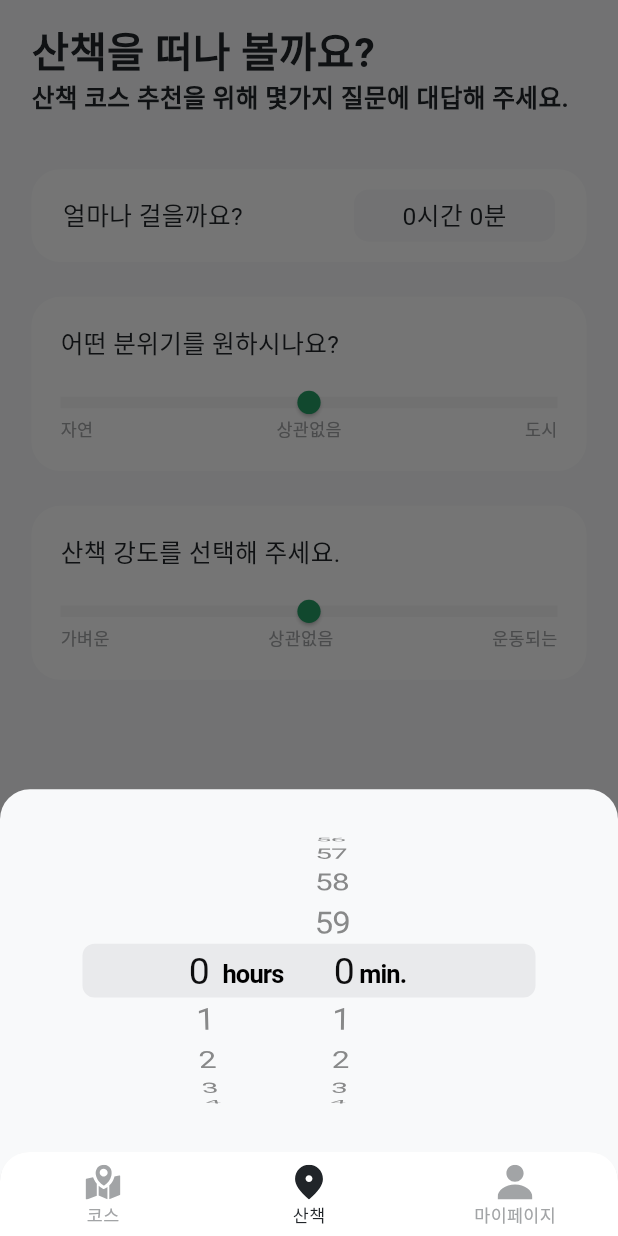
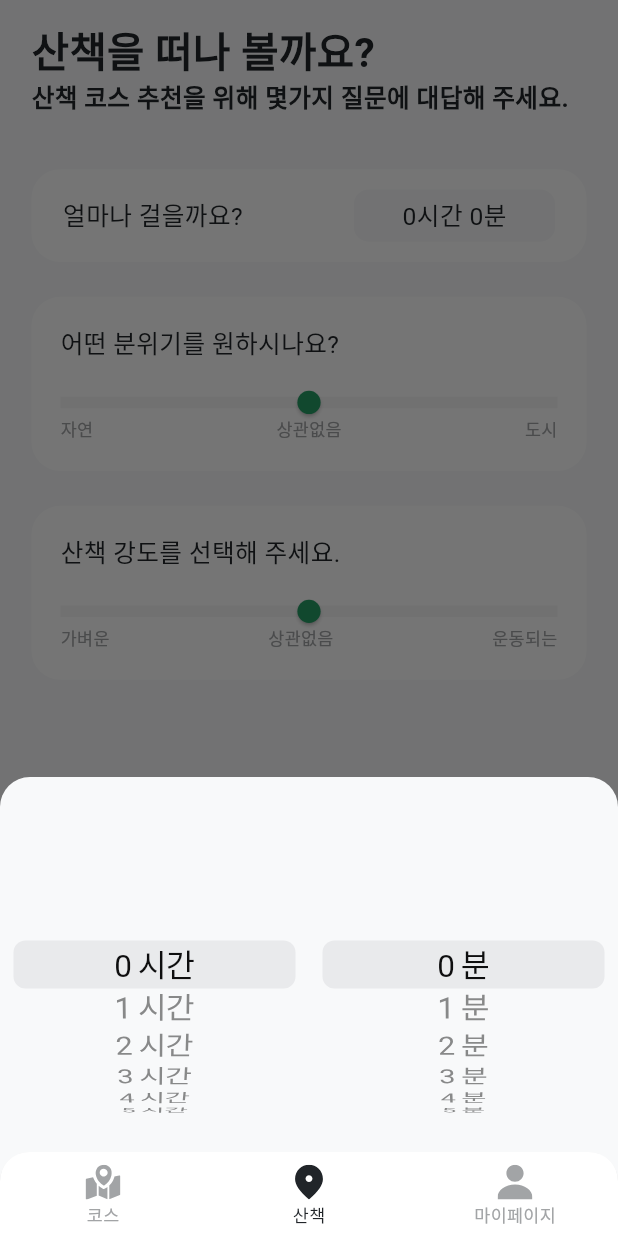
Before and after one commit to Yeogijeogi/yeogijeogi_front, a Flutter app: the OnboardingView screen opened by its route, after a tap on an icon or button, on a phone screen of 412 x 824 dp. Run offline on Flutter 3.47's test engine with Material 3 defaults, Android fonts, the light colour scheme and no system bars; our stand-ins replace dio, firebase_auth, firebase_core, flutter_dotenv, flutter_screenutil, flutter_svg and 8 more; missing offline and left inert: flutter_naver_map; accounts and stored records are empty; Roboto replaces fonts that are missing (Pretendard).

Commit message:
fix: 로딩 및 시간 선택

```diff
--- a/lib/view_models/walk/onboarding_view_model.dart
+++ b/lib/view_models/walk/onboarding_view_model.dart
@@ -79,12 +79,18 @@ class OnboardingViewModel with ChangeNotifier, WidgetsBindingObserver {
     // 현재 위치
     final LocationData location = await _location.getLocation();
 
+    isLoading = true;
+    notifyListeners();
+
     walkModel.recommendationList = await API.getRecommendadtion(
       coordinate: Coordinate.fromLocationData(location),
       walkTime: duration.inMinutes,
       mood: sceneryLevel.toInt(),
       difficulty: walkingLevel.toInt(),
     );
+
+    isLoading = false;
+    notifyListeners();
 
     context.goNamed(AppRoute.walkStart.name);
   }
--- a/lib/views/walk/onboarding_view.dart
+++ b/lib/views/walk/onboarding_view.dart
@@ -50,14 +50,57 @@ class OnboardingView extends StatelessWidget {
                         ),
                       ),
                       builder: (context) {
+                        int selectedHour = onboardingViewModel.duration.inHours;
+                        int selectedMinute =
+                            onboardingViewModel.duration.inMinutes % 60;
+
                         return SizedBox(
-                          height: 250.h,
-                          child: CupertinoTimerPicker(
-                            mode: CupertinoTimerPickerMode.hm,
-                            initialTimerDuration: onboardingViewModel.duration,
-                            onTimerDurationChanged: (Duration value) {
-                              onboardingViewModel.selectDurationTime(value);
-                            },
+                          height: 250,
+                          child: Row(
+                            children: [
+                              Expanded(
+                                child: CupertinoPicker(
+                                  scrollController: FixedExtentScrollController(
+                                    initialItem: selectedHour,
+                                  ),
+                                  itemExtent: 32,
+                                  onSelectedItemChanged: (index) {
+                                    selectedHour = index;
+                                    onboardingViewModel.selectDurationTime(
+                                      Duration(
+                                        hours: selectedHour,
+                                        minutes: selectedMinute,
+                                      ),
+                                    );
+                                  },
+                                  children: List.generate(
+                                    24,
+                                    (i) => Center(child: Text('$i 시간')),
+                                  ),
+                                ),
+                              ),
+                              Expanded(
+                                child: CupertinoPicker(
+                                  scrollController: FixedExtentScrollController(
+                                    initialItem: selectedMinute,
+                                  ),
+                                  itemExtent: 32,
+                                  onSelectedItemChanged: (index) {
+                                    selectedMinute = index;
+                                    onboardingViewModel.selectDurationTime(
+                                      Duration(
+                                        hours: selectedHour,
+                                        minutes: selectedMinute,
+                                      ),
+                                    );
+                                  },
+                                  children: List.generate(
+                                    60,
+                                    (i) => Center(child: Text('$i 분')),
+                                  ),
+                                ),
+                              ),
+                            ],
                           ),
                         );
                       },
```
